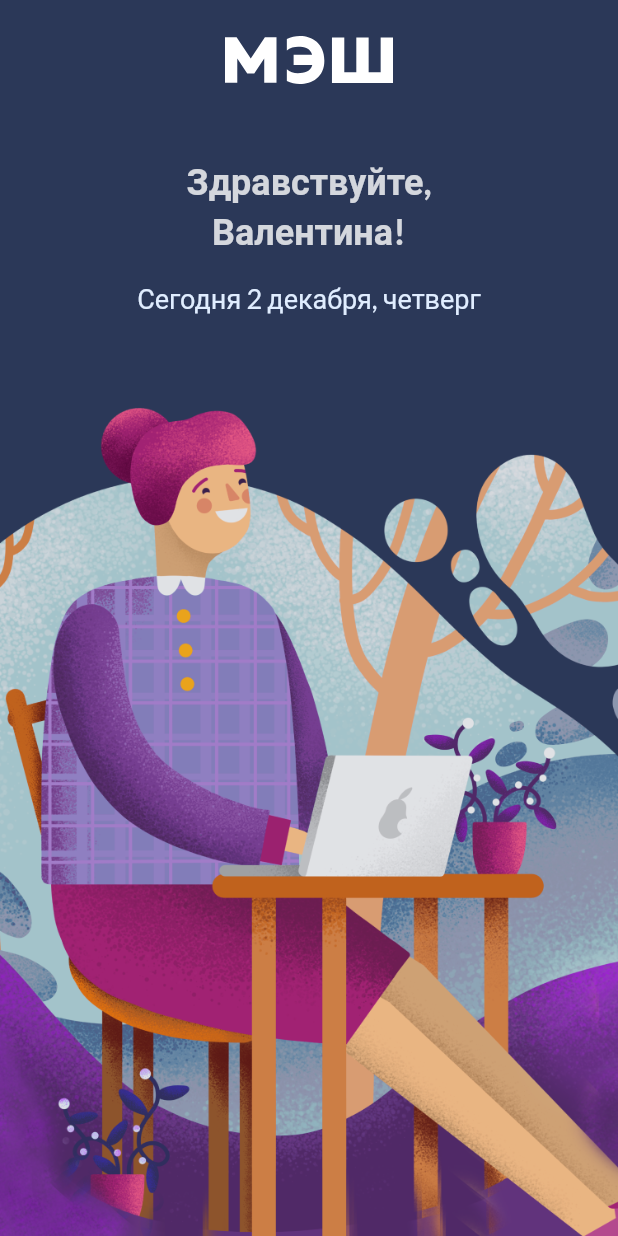
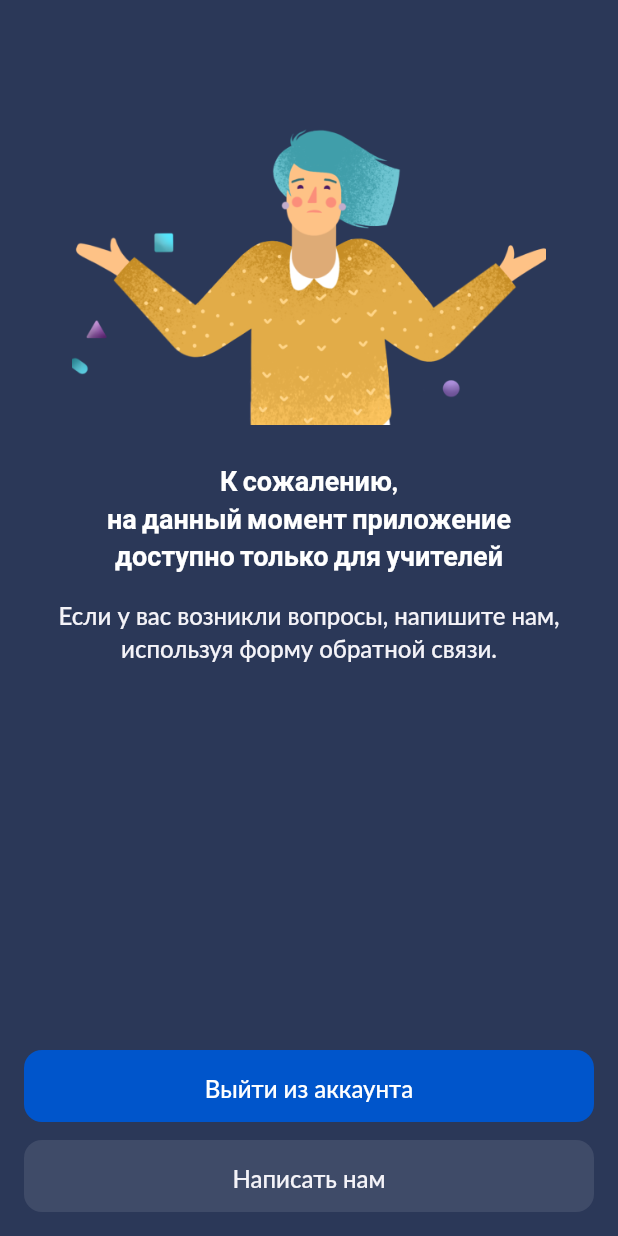
Before and after one commit to Veselchak-U/for_teachers, a Flutter app: the first screen one second after launch, on a phone screen of 412 x 824 dp. Run offline on Flutter 3.47's test engine with Material 2 defaults, Android fonts, the phone set to English and light mode, and no system bars; our stand-ins replace bloc, cached_network_image, equatable, flutter_bloc, flutter_svg.

Commit message:
#9 Добавлен экран "Только для учителей"

```diff
--- a/lib/app/asset/asset.dart
+++ b/lib/app/asset/asset.dart
@@ -8,6 +8,7 @@
   final iconLoginButton = '${_path}icon_login_button.png';
   final loginBackground = '${_path}login_background.png';
   final welcomeBackground = '${_path}welcome_background.png';
+  final rejectBackground = '${_path}reject_background.png';
 }
 
 class _Svg {
--- a/lib/app/navigator/route_generator.dart
+++ b/lib/app/navigator/route_generator.dart
@@ -4,6 +4,8 @@
 import 'package:mos_teacher/app/navigator/route_helper.dart';
 import 'package:mos_teacher/features/auth/login/view/login_screen.dart';
 import 'package:mos_teacher/features/auth/login/view/login_screen_route.dart';
+import 'package:mos_teacher/features/auth/reject/view/reject_screen.dart';
+import 'package:mos_teacher/features/auth/reject/view/reject_screen_route.dart';
 import 'package:mos_teacher/features/auth/welcome/view/welcome_screen.dart';
 import 'package:mos_teacher/features/auth/welcome/view/welcome_screen_route.dart';
 import 'package:mos_teacher/features/main_scene/view/main_scene.dart';
@@ -35,6 +37,15 @@
           builder: (_) => const WelcomeScreen(),
         );
 
+      case RejectRoute.name:
+        return MaterialPageRoute<PageRoute>(
+          settings: RouteSettings(
+            name: settings.name,
+            arguments: settings.arguments,
+          ),
+          builder: (_) => const RejectScreen(),
+        );
+
       case MainRoute.name:
         return MaterialPageRoute<PageRoute>(
           settings: RouteSettings(
--- a/lib/app/navigator/route_helper.dart
+++ b/lib/app/navigator/route_helper.dart
@@ -1,5 +1,6 @@
 import 'package:flutter/material.dart';
 import 'package:mos_teacher/features/auth/login/view/login_screen.dart';
+import 'package:mos_teacher/features/auth/reject/view/reject_screen.dart';
 import 'package:mos_teacher/features/auth/welcome/view/welcome_screen.dart';
 
 class RouteHelper {
@@ -9,7 +10,7 @@
         name: settings.name,
         arguments: settings.arguments,
       ),
-      builder: (_) => const WelcomeScreen(),
+      builder: (_) => const RejectScreen(),
     );
   }
 }
--- a/lib/app/theme/app_theme.dart
+++ b/lib/app/theme/app_theme.dart
@@ -31,6 +31,10 @@
 
   MtTextDarkColors get textDarkColors;
 
+  MtButtonColors get primaryButtonColors;
+
+  MtButtonColors get transparentButtonColors;
+
   // IconColorGroup get icon;
 
   static AppTheme of(BuildContext context) {
@@ -38,6 +42,18 @@
         .dependOnInheritedWidgetOfExactType<AppThemeWidget>()!
         .appTheme;
   }
+}
+
+class MtButtonColors {
+  MtButtonColors({
+    required this.background,
+    required this.text,
+    this.border,
+  });
+
+  final Color background;
+  final Color text;
+  final Color? border;
 }
 
 class MtTextLightColors {
--- a/lib/app/theme/light_theme.dart
+++ b/lib/app/theme/light_theme.dart
@@ -54,6 +54,18 @@
         disabled: _oldAsphaltMain,
       );
 
+  @override
+  MtButtonColors get primaryButtonColors => MtButtonColors(
+        background: _bluePrimroseMain,
+        text: _firstSnow,
+      );
+
+  @override
+  MtButtonColors get transparentButtonColors => MtButtonColors(
+        background: _transparentButton,
+        text: _oldAsphalt10,
+      );
+
   // @override
   // IconColorGroup get icon => IconColorGroup(
   //   primary: IconColor(
@@ -108,7 +120,7 @@
       Color.fromRGBO(105, 190, 103, 0.6);
   static const _bageRectangleWithDdlAtomRed =
       Color.fromRGBO(236, 106, 106, 0.6);
-  static const _atoms = Color.fromRGBO(244, 243, 248, 0.1);
+  static const _transparentButton = Color.fromRGBO(244, 243, 248, 0.1);
   static const _linkButton = Color.fromRGBO(255, 255, 255, 0.1);
   static const _action = Color.fromRGBO(255, 255, 255, 0.15);
   static const _withBg = Color(0xFFEFF6FF);
--- a/lib/app/theme/text_theme.dart
+++ b/lib/app/theme/text_theme.dart
@@ -36,9 +36,10 @@
     fontSize: 20,
     fontWeight: FontWeight.w700,
   );
-  final TextStyle s18w7 = const TextStyle(
+  final TextStyle s18w7h24 = const TextStyle(
     fontSize: 18,
     fontWeight: FontWeight.w700,
+    height: 24/18,
   );
   final TextStyle s18w4h24 = const TextStyle(
     fontSize: 18,
@@ -54,6 +55,11 @@
     fontSize: 16,
     fontWeight: FontWeight.w500,
     height: 24/16,
+  );
+  final TextStyle s16w5h22 = const TextStyle(
+    fontSize: 16,
+    fontWeight: FontWeight.w500,
+    height: 22/16,
   );
   final TextStyle s16w4 = const TextStyle(
     fontSize: 16,
--- /dev/null
+++ b/lib/app/view/components/button.dart
@@ -0,0 +1,61 @@
+import 'package:flutter/material.dart';
+import 'package:mos_teacher/app/theme/app_theme.dart';
+
+class MtButton extends StatelessWidget {
+  const MtButton({
+    Key? key,
+    required this.label,
+    this.onTap,
+    this.progress,
+    this.colors,
+  }) : super(key: key);
+
+  final String label;
+  final VoidCallback? onTap;
+  final bool? progress;
+  final MtButtonColors? colors;
+
+  @override
+  Widget build(BuildContext context) {
+    final textTheme = AppTheme.of(context).text;
+    final background = colors?.background ?? Colors.white;
+    final border =
+        colors?.border != null ? Border.all(color: colors!.border!) : null;
+    final borderRadius = BorderRadius.circular(12);
+    final textColor = colors?.text ?? Colors.black;
+    final button = Stack(
+      alignment: Alignment.center,
+      children: [
+        Container(
+          height: 48,
+          decoration: BoxDecoration(
+            color: background,
+            border: border,
+            borderRadius: borderRadius,
+          ),
+          child: Material(
+              color: Colors.transparent,
+              child: InkWell(
+                onTap: onTap,
+                borderRadius: borderRadius,
+                child: Center(
+                  child: Text(
+                    label,
+                    style: textTheme.s16w5h24.copyWith(color: textColor),
+                  ),
+                ),
+              )),
+        ),
+        if (progress == true)
+          const CircularProgressIndicator(strokeWidth: 2)
+        else
+          const SizedBox.shrink(),
+      ],
+    );
+
+    return AnimatedSwitcher(
+      duration: const Duration(milliseconds: 300),
+      child: button,
+    );
+  }
+}
--- /dev/null
+++ b/lib/features/auth/reject/view/reject_screen.dart
@@ -0,0 +1,99 @@
+import 'dart:developer';
+
+import 'package:flutter/material.dart';
+import 'package:mos_teacher/app/asset/asset.dart';
+import 'package:mos_teacher/app/theme/app_theme.dart';
+import 'package:mos_teacher/app/view/components/button.dart';
+
+class RejectScreen extends StatelessWidget {
+  const RejectScreen();
+
+  @override
+  Widget build(BuildContext context) {
+    return const RejectView();
+  }
+}
+
+class RejectView extends StatefulWidget {
+  const RejectView();
+
+  @override
+  _RejectViewState createState() => _RejectViewState();
+}
+
+class _RejectViewState extends State<RejectView> {
+  void _exit() {
+    // TODO(dy): implements
+    log('_exit()');
+  }
+
+  void _contactUs() {
+    // TODO(dy): implements
+    log('_contactUs()');
+  }
+
+  @override
+  Widget build(BuildContext context) {
+    final appTheme = AppTheme.of(context);
+    final text = AppTheme.of(context).text;
+    return Scaffold(
+      body: DecoratedBox(
+        decoration: BoxDecoration(color: appTheme.theme.primaryColorDark),
+        child: SafeArea(
+          child: Column(
+            mainAxisAlignment: MainAxisAlignment.spaceBetween,
+            children: [
+              Column(
+                children: [
+                  const SizedBox(height: 86),
+                  Padding(
+                    padding: const EdgeInsets.symmetric(horizontal: 48),
+                    child: Image.asset(Asset.png.rejectBackground),
+                  ),
+                  const SizedBox(height: 24),
+                  Padding(
+                    padding: const EdgeInsets.symmetric(horizontal: 31),
+                    child: Text(
+                      'К сожалению,\nна данный момент приложение доступно только для учителей',
+                      style: text.s18w7h24
+                          .copyWith(color: appTheme.textLightColors.white),
+                      textAlign: TextAlign.center,
+                    ),
+                  ),
+                  const SizedBox(height: 16),
+                  Padding(
+                    padding: const EdgeInsets.symmetric(horizontal: 31),
+                    child: Text(
+                      'Если у вас возникли вопросы, напишите нам, используя форму обратной связи.',
+                      style: text.s16w5h22
+                          .copyWith(color: appTheme.textLightColors.white10),
+                      textAlign: TextAlign.center,
+                    ),
+                  ),
+                ],
+              ),
+              Padding(
+                padding: const EdgeInsets.all(16),
+                child: Column(
+                  children: [
+                    MtButton(
+                      label: 'Выйти из аккаунта',
+                      onTap: _exit,
+                      colors: appTheme.primaryButtonColors,
+                    ),
+                    const SizedBox(height: 12),
+                    MtButton(
+                      label: 'Написать нам',
+                      onTap: _contactUs,
+                      colors: appTheme.transparentButtonColors,
+                    ),
+                  ],
+                ),
+              ),
+            ],
+          ),
+        ),
+      ),
+    );
+  }
+}
--- /dev/null
+++ b/lib/features/auth/reject/view/reject_screen_route.dart
@@ -0,0 +1,5 @@
+class RejectRoute {
+  static const name = 'RejectRoute';
+}
+
+class RejectRouteArgs {}
```
Also changed, not shown: lib/features/auth/login/view/components/link_button.dart (added, +54 -0 lines), lib/features/auth/login/view/components/login_button.dart (added, +61 -0 lines), res/image/png/reject_background.png (added).
